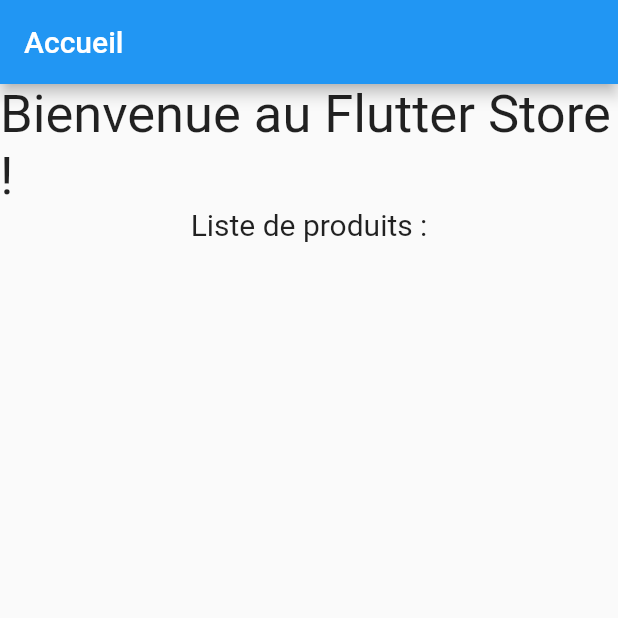
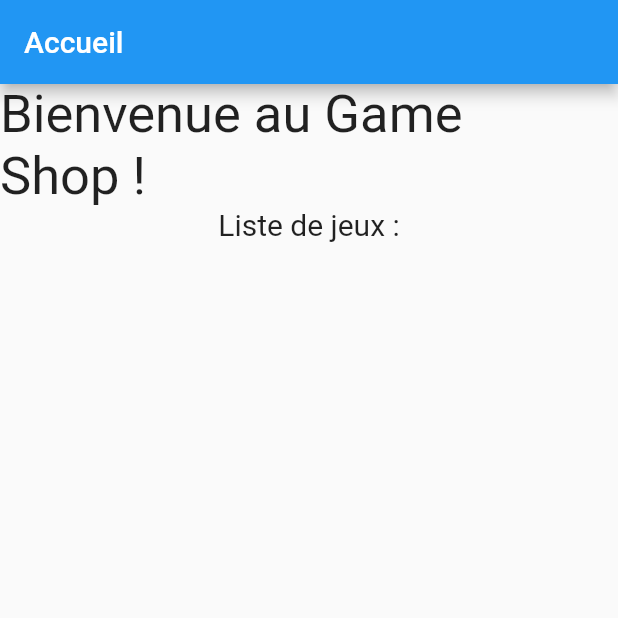
Before and after one commit to Faustin-Garreau/GamesShop, a Flutter app: the screen it shows after launch, on a phone screen of 412 x 824 dp, the top half of it. Run offline on Flutter 3.47's test engine with Material 2 defaults, Android fonts, the light colour scheme and no system bars; our stand-ins replace get.

Commit message:
initial commit for home page

```diff
--- a/lib/ui/widgets/home/getx_game_view.dart
+++ b/lib/ui/widgets/home/getx_game_view.dart
@@ -17,11 +17,11 @@
         child: Column(
           children: [
             const Text(
-              "Bienvenue au Flutter Store !",
+              "Bienvenue au Game Shop !",
               style: TextStyle(fontSize: 35),
             ),
             const Text(
-              "Liste de produits :",
+              "Liste de jeux :",
               style: TextStyle(
                 fontSize: 20,
               ),
```
